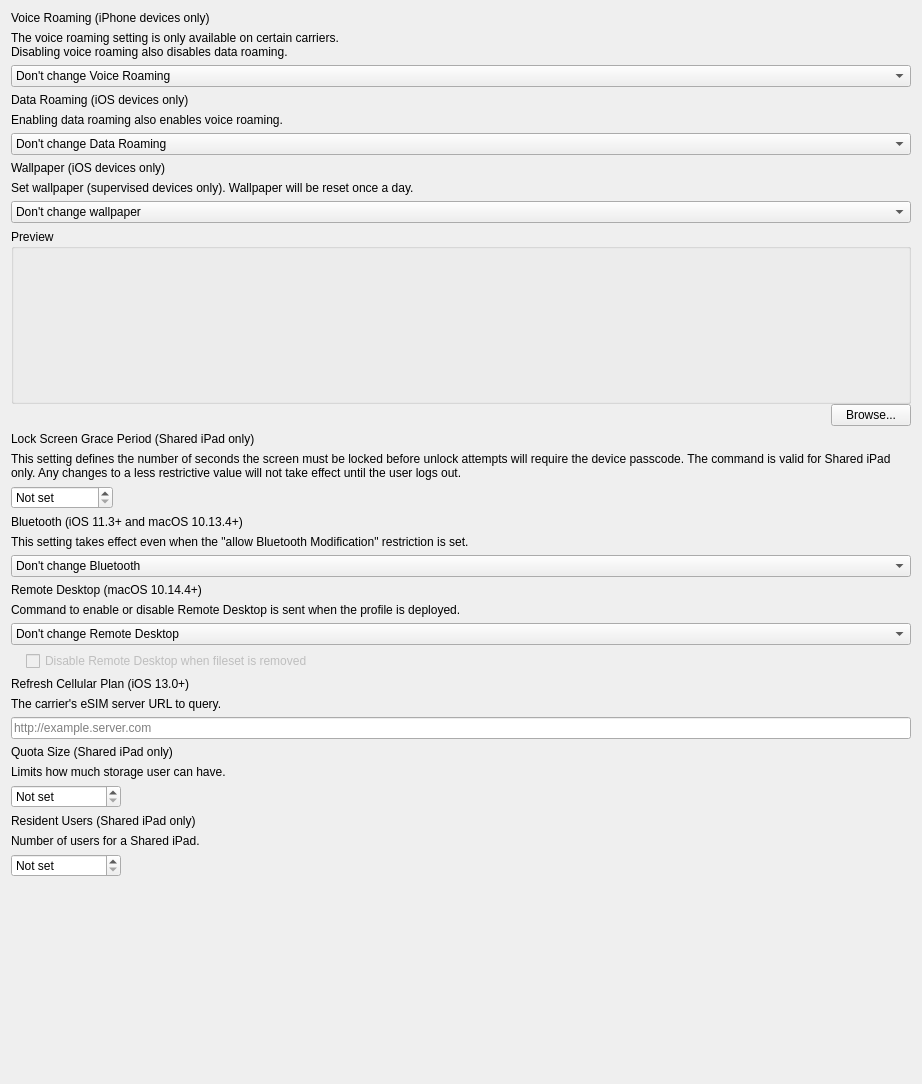
fw-dev/translations, file FWAdminLib/Configurator/CommandPolicyForm.ui: the form before one commit.
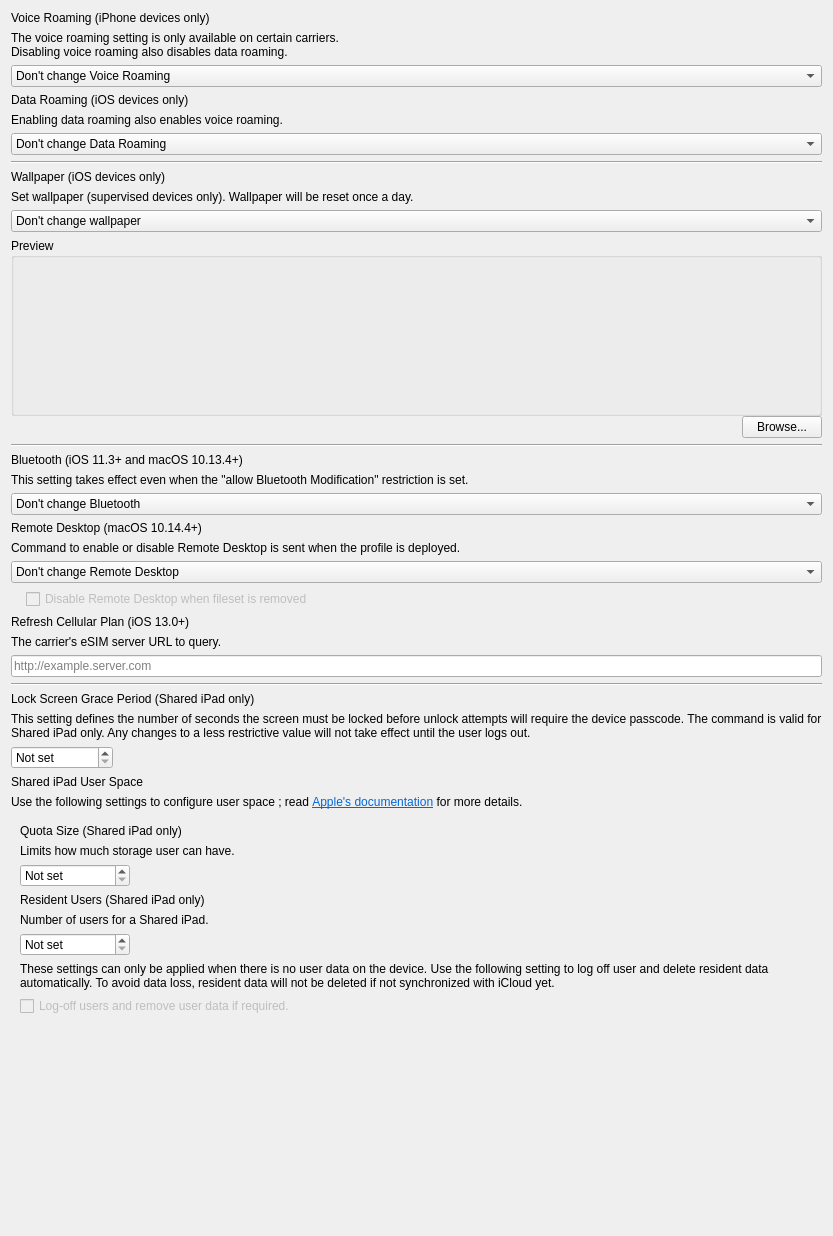
The form after the commit.

Commit message: FW-0000 include Policy Editors into ts files

What changed in the file:
```diff
--- a/FWAdminLib/Configurator/CommandPolicyForm.ui
+++ b/FWAdminLib/Configurator/CommandPolicyForm.ui
@@ -6,8 +6,8 @@
    <rect>
     <x>0</x>
     <y>0</y>
-    <width>922</width>
-    <height>1084</height>
+    <width>833</width>
+    <height>1236</height>
    </rect>
   </property>
   <property name="windowTitle">
@@ -80,6 +80,13 @@
      </item>
     </widget>
    </item>
+   <item>
+    <widget class="Line" name="line">
+     <property name="orientation">
+      <enum>Qt::Horizontal</enum>
+     </property>
+    </widget>
+   </item>
    <item>
     <widget class="QLabel" name="label_3">
      <property name="text">
@@ -264,79 +271,10 @@
     </widget>
    </item>
    <item>
-    <widget class="QLabel" name="label_4">
-     <property name="text">
-      <string>Lock Screen Grace Period (Shared iPad only)</string>
-     </property>
-    </widget>
-   </item>
-   <item>
-    <widget class="QLabel" name="lTipLockScreen">
-     <property name="text">
-      <string>This setting defines the number of seconds the screen must be locked before unlock attempts will require the device passcode. The command is valid for Shared iPad only. Any changes to a less restrictive value will not take effect until the user logs out.</string>
-     </property>
-     <property name="wordWrap">
-      <bool>true</bool>
-     </property>
-    </widget>
-   </item>
-   <item>
-    <widget class="QWidget" name="widget_2" native="true">
-     <layout class="QHBoxLayout" name="horizontalLayout_2">
-      <property name="spacing">
-       <number>0</number>
-      </property>
-      <property name="leftMargin">
-       <number>0</number>
-      </property>
-      <property name="topMargin">
-       <number>0</number>
-      </property>
-      <property name="rightMargin">
-       <number>0</number>
-      </property>
-      <property name="bottomMargin">
-       <number>0</number>
-      </property>
-      <item>
-       <widget class="QSpinBox" name="lockScreenGracePeriod">
-        <property name="sizePolicy">
-         <sizepolicy hsizetype="Preferred" vsizetype="Fixed">
-          <horstretch>0</horstretch>
-          <verstretch>0</verstretch>
-         </sizepolicy>
-        </property>
-        <property name="specialValueText">
-         <string>Not set</string>
-        </property>
-        <property name="suffix">
-         <string> seconds</string>
-        </property>
-        <property name="minimum">
-         <number>-1</number>
-        </property>
-        <property name="maximum">
-         <number>3600</number>
-        </property>
-        <property name="value">
-         <number>-1</number>
-        </property>
-       </widget>
-      </item>
-      <item>
-       <spacer name="horizontalSpacer_4">
+    <widget class="Line" name="line_2">
         <property name="orientation">
          <enum>Qt::Horizontal</enum>
         </property>
-        <property name="sizeHint" stdset="0">
-         <size>
-          <width>40</width>
-          <height>20</height>
-         </size>
-        </property>
-       </spacer>
-      </item>
-     </layout>
     </widget>
    </item>
    <item>
@@ -474,6 +412,112 @@
     </widget>
    </item>
    <item>
+    <widget class="Line" name="line_3">
+     <property name="orientation">
+      <enum>Qt::Horizontal</enum>
+     </property>
+    </widget>
+   </item>
+   <item>
+    <widget class="QLabel" name="label_4">
+     <property name="text">
+      <string>Lock Screen Grace Period (Shared iPad only)</string>
+     </property>
+    </widget>
+   </item>
+   <item>
+    <widget class="QLabel" name="lTipLockScreen">
+     <property name="text">
+      <string>This setting defines the number of seconds the screen must be locked before unlock attempts will require the device passcode. The command is valid for Shared iPad only. Any changes to a less restrictive value will not take effect until the user logs out.</string>
+     </property>
+     <property name="wordWrap">
+      <bool>true</bool>
+     </property>
+    </widget>
+   </item>
+   <item>
+    <widget class="QWidget" name="widget_2" native="true">
+     <layout class="QHBoxLayout" name="horizontalLayout_2">
+      <property name="spacing">
+       <number>0</number>
+      </property>
+      <property name="leftMargin">
+       <number>0</number>
+      </property>
+      <property name="topMargin">
+       <number>0</number>
+      </property>
+      <property name="rightMargin">
+       <number>0</number>
+      </property>
+      <property name="bottomMargin">
+       <number>0</number>
+      </property>
+      <item>
+       <widget class="QSpinBox" name="lockScreenGracePeriod">
+        <property name="sizePolicy">
+         <sizepolicy hsizetype="Preferred" vsizetype="Fixed">
+          <horstretch>0</horstretch>
+          <verstretch>0</verstretch>
+         </sizepolicy>
+        </property>
+        <property name="specialValueText">
+         <string>Not set</string>
+        </property>
+        <property name="suffix">
+         <string> seconds</string>
+        </property>
+        <property name="minimum">
+         <number>-1</number>
+        </property>
+        <property name="maximum">
+         <number>3600</number>
+        </property>
+        <property name="value">
+         <number>-1</number>
+        </property>
+       </widget>
+      </item>
+      <item>
+       <spacer name="horizontalSpacer_4">
+        <property name="orientation">
+         <enum>Qt::Horizontal</enum>
+        </property>
+        <property name="sizeHint" stdset="0">
+         <size>
+          <width>40</width>
+          <height>20</height>
+         </size>
+        </property>
+       </spacer>
+      </item>
+     </layout>
+    </widget>
+   </item>
+   <item>
+    <widget class="QLabel" name="label_9">
+     <property name="text">
+      <string>Shared iPad User Space</string>
+     </property>
+    </widget>
+   </item>
+   <item>
+    <widget class="QLabel" name="lTipSharediPadUserSpace">
+     <property name="minimumSize">
+      <size>
+       <width>600</width>
+       <height>0</height>
+      </size>
+     </property>
+     <property name="text">
+      <string>&lt;html&gt;&lt;head/&gt;&lt;body&gt;&lt;p&gt;Use the following settings to configure user space ; read &lt;a href=&quot;https://support.apple.com/guide/mdm/prepare-shared-ipad-mdm71124b400/1/web/1&quot;&gt;&lt;span style=&quot; text-decoration: underline; color:#0068da;&quot;&gt;Apple's documentation&lt;/span&gt;&lt;/a&gt; for more details.&lt;/p&gt;&lt;/body&gt;&lt;/html&gt;</string>
+     </property>
+    </widget>
+   </item>
+   <item>
+    <widget class="QWidget" name="userSpace" native="true">
+     <layout class="QVBoxLayout" name="verticalLayout_4">
+      <item>
     <widget class="QLabel" name="labelQuotaSize">
      <property name="text">
       <string>Quota Size (Shared iPad only)</string>
@@ -638,6 +682,29 @@
           </spacer>
          </item>
         </layout>
+          </widget>
+         </item>
+        </layout>
+       </widget>
+      </item>
+      <item>
+       <widget class="QLabel" name="lTipLogOff">
+        <property name="text">
+         <string>These settings can only be applied when there is no user data on the device. Use the following setting to log off user and delete resident data automatically. To avoid data loss, resident data will not be deleted if not synchronized with iCloud yet.</string>
+        </property>
+        <property name="wordWrap">
+         <bool>true</bool>
+        </property>
+       </widget>
+      </item>
+      <item>
+       <widget class="QCheckBox" name="cbRemoveUserData">
+        <property name="enabled">
+         <bool>false</bool>
+        </property>
+        <property name="text">
+         <string>Log-off users and remove user data if required.</string>
+        </property>
        </widget>
       </item>
      </layout>
```
Lines whose indentation alone changed are shown as unchanged. The commit also changes 22 other files.
